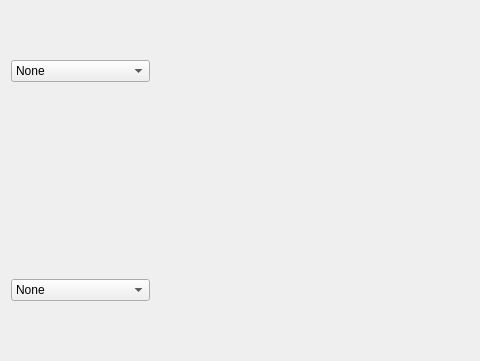
ColumbiaCMB/adr_control, file ui_devel/gui.ui: the form before one commit; both pictures show x 0 to 480 and y 329 to 690 of the 1138 by 834 pixel window.
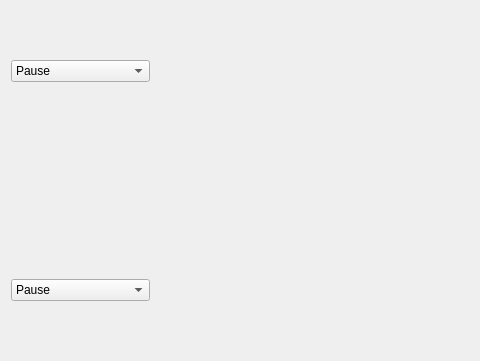
The form after the commit.

What changed in the file:
```diff
--- a/ui_devel/gui.ui
+++ b/ui_devel/gui.ui
@@ -61,7 +61,7 @@
         <widget class="QComboBox" name="plotoptions">
          <item>
           <property name="text">
-           <string>None</string>
+           <string>Pause</string>
           </property>
          </item>
          <item>
@@ -85,7 +85,7 @@
         <widget class="QComboBox" name="plotoptions2">
          <item>
           <property name="text">
-           <string>None</string>
+           <string>Pause</string>
           </property>
          </item>
          <item>
```
Left out of the diff: 10 changed lines with no effect on the pictures.
